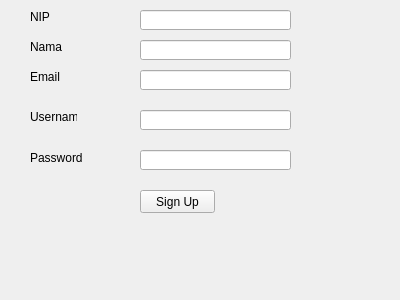
Qt form createacc_baru.ui (christianbyu/Python-simple-absent-apps-with-pyqt5) before a commit.
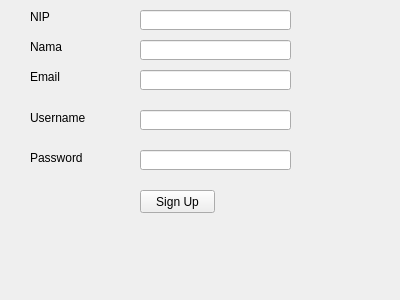
The same form after that commit.

What changed in the file:
```diff
--- a/createacc_baru.ui
+++ b/createacc_baru.ui
@@ -41,8 +41,8 @@
     <rect>
      <x>30</x>
      <y>110</y>
-     <width>47</width>
-     <height>13</height>
+     <width>71</width>
+     <height>16</height>
     </rect>
    </property>
    <property name="text">
```
